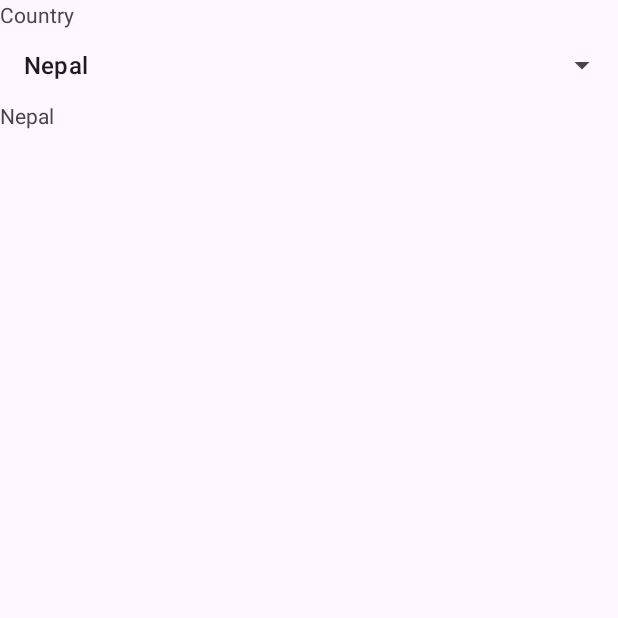
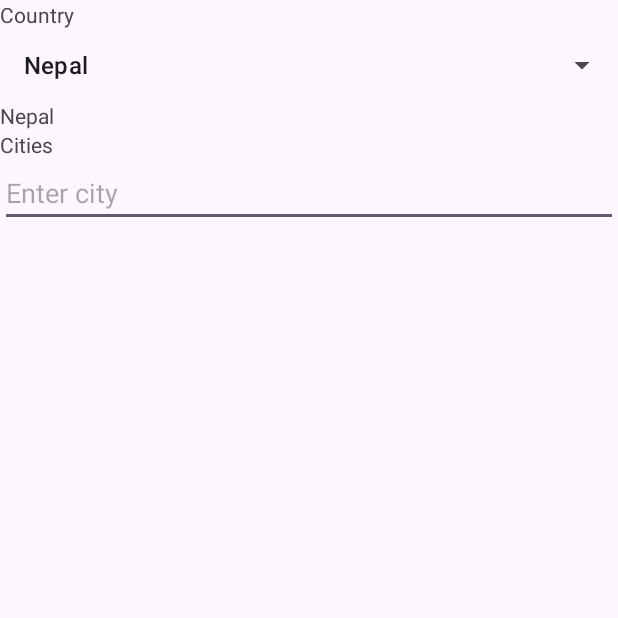
Before and after one commit to Sprajapati123/35D-kotlin, an Android app: the SignupActivity screen opened directly, with no data from a screen before it, on a phone screen of 412 x 824 dp, the top half of it. Run offline under Robolectric (Android 15) with nearby library versions, the phone set to English and light mode, and no system bars.

Commit message:
autocomplete text view

```diff
--- a/app/src/main/java/com/example/a35d/SignupActivity.kt
+++ b/app/src/main/java/com/example/a35d/SignupActivity.kt
@@ -1,10 +1,10 @@
-
 package com.example.a35d
 
 import android.os.Bundle
 import android.view.View
 import android.widget.AdapterView
 import android.widget.ArrayAdapter
+import android.widget.AutoCompleteTextView
 import android.widget.Spinner
 import android.widget.TextView
 import androidx.activity.enableEdgeToEdge
@@ -12,14 +12,18 @@ import androidx.appcompat.app.AppCompatActivity
 import androidx.core.view.ViewCompat
 import androidx.core.view.WindowInsetsCompat
 
-class SignupActivity : AppCompatActivity(),AdapterView.OnItemSelectedListener {
+class SignupActivity : AppCompatActivity(), AdapterView.OnItemSelectedListener {
     lateinit var spinner: Spinner
     lateinit var textView: TextView
+    lateinit var autoCompleteTextView: AutoCompleteTextView
 
     var countries = arrayOf(
-        "Nepal","China","Bhutan","Pakistan",
-        "Canada","Australia","India"
+        "Nepal", "China", "Bhutan", "Pakistan",
+        "Canada", "Australia", "India"
     )
+
+    var cities = arrayOf("Kathmandu", "Bhaktapur",
+        "Lalitpur", "kritipur","kanchanpur")
 
     override fun onCreate(savedInstanceState: Bundle?) {
         super.onCreate(savedInstanceState)
@@ -27,14 +31,26 @@ class SignupActivity : AppCompatActivity(),AdapterView.OnItemSelectedListener {
         setContentView(R.layout.activity_signup)
         spinner = findViewById(R.id.spinner)
         textView = findViewById(R.id.displaySpinner)
+        autoCompleteTextView = findViewById(R.id.autoCompleteTextView)
+
+        val autoAdapter = ArrayAdapter(
+            this@SignupActivity,
+            android.R.layout.simple_list_item_1,
+            cities
+        )
+        autoCompleteTextView.setAdapter(autoAdapter)
+        autoCompleteTextView.threshold = 2
 
         val adapter = ArrayAdapter(
             this@SignupActivity,
             android.R.layout.simple_list_item_1,
             countries
         )
+
+
         adapter.setDropDownViewResource(
-            android.R.layout.simple_dropdown_item_1line)
+            android.R.layout.simple_dropdown_item_1line
+        )
 
         spinner.adapter = adapter
         spinner.onItemSelectedListener = this
@@ -47,7 +63,7 @@ class SignupActivity : AppCompatActivity(),AdapterView.OnItemSelectedListener {
     }
 
     override fun onItemSelected(parent: AdapterView<*>?, p1: View?, position: Int, p3: Long) {
-        if(parent != null){
+        if (parent != null) {
             textView.text =
                 parent.getItemAtPosition(position).toString()
 
--- a/app/src/main/res/layout/activity_signup.xml
+++ b/app/src/main/res/layout/activity_signup.xml
@@ -25,4 +25,16 @@
         android:layout_width="match_parent"
         android:layout_height="wrap_content"
         android:text="You have selected: " />
+
+    <TextView
+        android:id="@+id/textView4"
+        android:layout_width="match_parent"
+        android:layout_height="wrap_content"
+        android:text="Cities" />
+
+    <AutoCompleteTextView
+        android:id="@+id/autoCompleteTextView"
+        android:layout_width="match_parent"
+        android:layout_height="wrap_content"
+        android:hint="Enter city" />
 </LinearLayout>
```
